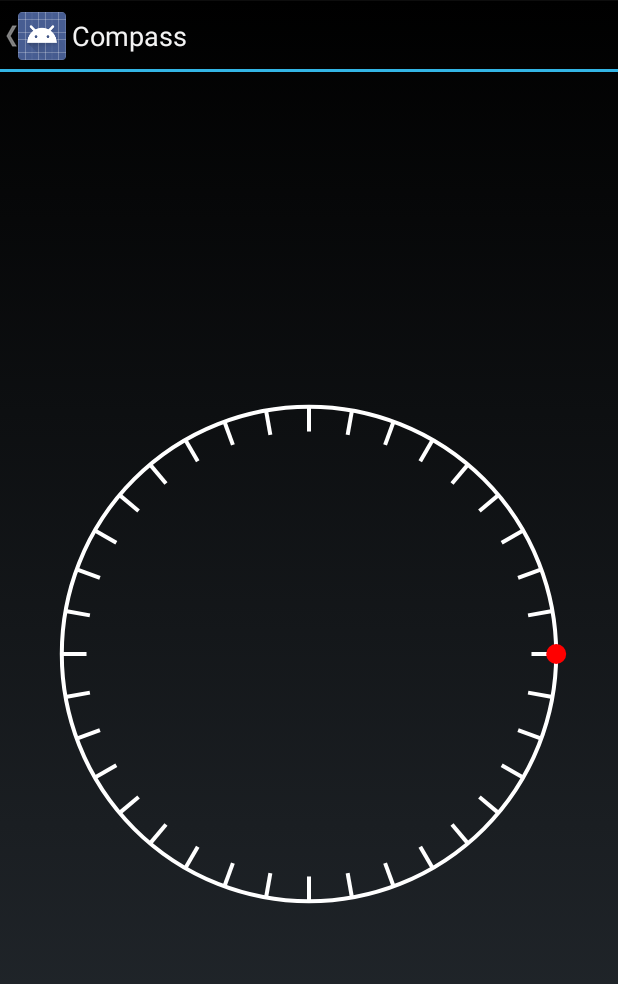
After one commit to Hulzenga/101AndroidApps, an Android app: the CompassActivity screen opened directly, with no data from a screen before it, on a phone screen of 412 x 824 dp. The commit adds this screen. Shown: the top 984 px of the screen. Run offline under Robolectric (Android 15) with nearby library versions, the phone set to English and light mode, and no system bars.

Commit message:
Started App 10

```diff
--- a/101AndroidApps/app/src/main/AndroidManifest.xml
+++ b/101AndroidApps/app/src/main/AndroidManifest.xml
@@ -148,6 +148,16 @@
         </activity>
         <service android:name=".app_009.ThumbsUpService"
                  android:label="@string/app_009_service_title" />
+        <activity
+            android:name=".app_010.CompassActivity"
+            android:label="@string/app_010_title"
+            android:icon="@drawable/app_010_icon"
+            android:parentActivityName=".TableOfContentsActivity"
+            android:configChanges="orientation|screenSize">
+            <meta-data
+                android:name="android.support.PARENT_ACTIVITY"
+                android:value="com.hulzenga.ioi_apps.TableOfContents" />
+        </activity>
     </application>
 
 </manifest>
--- a/101AndroidApps/app/src/main/java/com/hulzenga/ioi_apps/DemoApp.java
+++ b/101AndroidApps/app/src/main/java/com/hulzenga/ioi_apps/DemoApp.java
@@ -5,6 +5,7 @@ import android.graphics.drawable.Drawable;
 
 import com.hulzenga.ioi_apps.app_008.OverheidActivity;
 import com.hulzenga.ioi_apps.app_009.ThumbsUpActivity;
+import com.hulzenga.ioi_apps.app_010.CompassActivity;
 
 public enum DemoApp {
 
@@ -25,7 +26,9 @@ public enum DemoApp {
   APP_008(OverheidActivity.class, R.string.app_008_title,
       R.drawable.app_008_icon, R.string.app_008_shortDescription, 0),
   APP_009(ThumbsUpActivity.class, R.string.app_009_title,
-      R.drawable.app_009_icon, R.string.app_009_shortDescription, 0);
+      R.drawable.app_009_icon, R.string.app_009_shortDescription, 0),
+  APP_010(CompassActivity.class, R.string.app_010_title,
+          R.drawable.app_010_icon, R.string.app_010_shortDescription, 0);
 
   private int   title;
   private Class activity;
--- /dev/null
+++ b/101AndroidApps/app/src/main/java/com/hulzenga/ioi_apps/app_010/CompassActivity.java
@@ -0,0 +1,55 @@
+package com.hulzenga.ioi_apps.app_010;
+
+import android.content.Context;
+import android.hardware.Sensor;
+import android.hardware.SensorEvent;
+import android.hardware.SensorEventListener;
+import android.hardware.SensorManager;
+import android.os.Bundle;
+import android.util.Log;
+
+import com.hulzenga.ioi_apps.DemoActivity;
+import com.hulzenga.ioi_apps.R;
+
+/**
+ * Created by jouke on 24-4-14.
+ */
+public class CompassActivity extends DemoActivity{
+
+  private CompassView   mCompassView;
+  private SensorManager mSensorManager;
+  private SensorEventListener mSensorEventListener = new SensorEventListener() {
+    @Override
+    public void onSensorChanged(SensorEvent event) {
+      mCompassView.updateOrientation(event.values);
+
+    }
+
+    @Override
+    public void onAccuracyChanged(Sensor sensor, int accuracy) {
+
+    }
+  };
+
+  @Override
+  protected void onCreate(Bundle savedInstanceState) {
+    super.onCreate(savedInstanceState);
+
+    setContentView(R.layout.app_010_activity_compass);
+
+    mCompassView = (CompassView) findViewById(R.id.app_010_compassView);
+    mSensorManager = (SensorManager) getSystemService(Context.SENSOR_SERVICE);
+  }
+
+  @Override
+  protected void onResume() {
+    super.onResume();
+    mSensorManager.registerListener(mSensorEventListener, mSensorManager.getDefaultSensor(Sensor.TYPE_MAGNETIC_FIELD), SensorManager.SENSOR_DELAY_UI);
+  }
+
+  @Override
+  protected void onPause() {
+    super.onPause();
+    mSensorManager.unregisterListener(mSensorEventListener);
+  }
+}
--- /dev/null
+++ b/101AndroidApps/app/src/main/java/com/hulzenga/ioi_apps/app_010/CompassView.java
@@ -0,0 +1,110 @@
+package com.hulzenga.ioi_apps.app_010;
+
+import android.content.Context;
+import android.content.res.Configuration;
+import android.graphics.Canvas;
+import android.graphics.Color;
+import android.graphics.Paint;
+import android.graphics.RectF;
+import android.util.AttributeSet;
+import android.view.View;
+
+/**
+ * Created by jouke on 24-4-14.
+ */
+public class CompassView extends View {
+
+
+  private static final float COMPASS_SCREEN_FRACTION = 0.8f;
+  private Paint mLinePaint;
+  private Paint mNorthPaint;
+  private float mRadius;
+  private float[] mMagneticFieldStrength = {1.0f, 0.0f, 0.0f};
+  private int mWidth, mHeight;
+  private RectF   mCompassRect;
+  private boolean mLandscape;
+
+  public CompassView(Context context) {
+    this(context, null);
+  }
+
+  public CompassView(Context context, AttributeSet attrs) {
+    this(context, attrs, 0);
+  }
+
+  public CompassView(Context context, AttributeSet attrs, int style) {
+    super(context, attrs, style);
+
+    mLinePaint = new Paint(Paint.ANTI_ALIAS_FLAG);
+    mLinePaint.setColor(Color.WHITE);
+    mLinePaint.setStrokeWidth(4.0f);
+    mLinePaint.setStyle(Paint.Style.STROKE);
+
+    mNorthPaint = new Paint(Paint.ANTI_ALIAS_FLAG);
+    mNorthPaint.setColor(Color.RED);
+
+  }
+
+  @Override
+  protected void onConfigurationChanged(Configuration newConfig) {
+    super.onConfigurationChanged(newConfig);
+
+    mLandscape = Configuration.ORIENTATION_LANDSCAPE == newConfig.orientation;
+  }
+
+  @Override
+  protected void onSizeChanged(int w, int h, int oldw, int oldh) {
+    super.onSizeChanged(w, h, oldw, oldh);
+    mWidth = w;
+    mHeight = h;
+
+    mRadius = ((w > h) ? h : w) * COMPASS_SCREEN_FRACTION * 0.5f;
+    mCompassRect = new RectF(w / 2 - mRadius, h / 2 - mRadius, w / 2 + mRadius, h / 2 + mRadius);
+
+  }
+
+  @Override
+  protected void onDraw(Canvas canvas) {
+    super.onDraw(canvas);
+
+
+
+    float fieldStrength = (float) Math.sqrt(
+        mMagneticFieldStrength[0] * mMagneticFieldStrength[0] +
+            mMagneticFieldStrength[1] * mMagneticFieldStrength[1] +
+            mMagneticFieldStrength[2] * mMagneticFieldStrength[2]
+    );
+
+    float inPlaneFieldStrength = (float) Math.sqrt(
+        mMagneticFieldStrength[0] * mMagneticFieldStrength[0] +
+            mMagneticFieldStrength[1] * mMagneticFieldStrength[1]
+    );
+
+    canvas.translate(mWidth / 2.0f, mHeight / 2.0f);
+    canvas.scale(1.0f, 1.0f - (mMagneticFieldStrength[2]/fieldStrength));
+
+    canvas.drawCircle(0.0f, 0.0f, mRadius, mLinePaint);
+
+    for (int i = 0; i < 360; i += 10) {
+      float x = (float) Math.cos(Math.PI / 180.0 * (double) i);
+      float y = (float) Math.sin(Math.PI / 180.0 * (double) i);
+
+      float frac = 0.9f;
+      canvas.drawLine(+x * mRadius, -y * mRadius, +x * mRadius * frac, -y * mRadius * frac, mLinePaint);
+    }
+
+
+
+
+    canvas.drawCircle(
+        mRadius * mMagneticFieldStrength[0] / inPlaneFieldStrength,
+        mRadius * mMagneticFieldStrength[1] / inPlaneFieldStrength,
+        10.0f, mNorthPaint);
+
+  }
+
+  public void updateOrientation(float[] magneticFieldStrength) {
+    mMagneticFieldStrength = magneticFieldStrength;
+    invalidate();
+  }
+}
--- /dev/null
+++ b/101AndroidApps/app/src/main/res/layout/app_010_activity_compass.xml
@@ -0,0 +1,14 @@
+<?xml version="1.0" encoding="utf-8"?>
+
+<RelativeLayout xmlns:android="http://schemas.android.com/apk/res/android"
+                android:layout_width="match_parent"
+                android:layout_height="match_parent">
+
+    <view
+        android:layout_width="wrap_content"
+        android:layout_height="wrap_content"
+        class="com.hulzenga.ioi_apps.app_010.CompassView"
+        android:id="@+id/app_010_compassView"
+        android:layout_centerVertical="true"
+        android:layout_centerHorizontal="true"/>
+</RelativeLayout>
--- a/101AndroidApps/app/src/main/res/values/strings.xml
+++ b/101AndroidApps/app/src/main/res/values/strings.xml
@@ -53,5 +53,7 @@
     <string name="app_009_service_title">Thumbs Up Service</string>
     <string name="app_009_server_running_message">Server running at</string>
     <string name="app_009_start_server_instruction">Flip the thumb to launch the server</string>
-
+    <!-- App 010 -->
+    <string name="app_010_title">Compass</string>
+    <string name="app_010_shortDescription">Basic compass app</string>
 </resources>
```
Also changed, not shown: 101AndroidApps/app/src/main/res/drawable-hdpi/app_010_icon.png (added).
